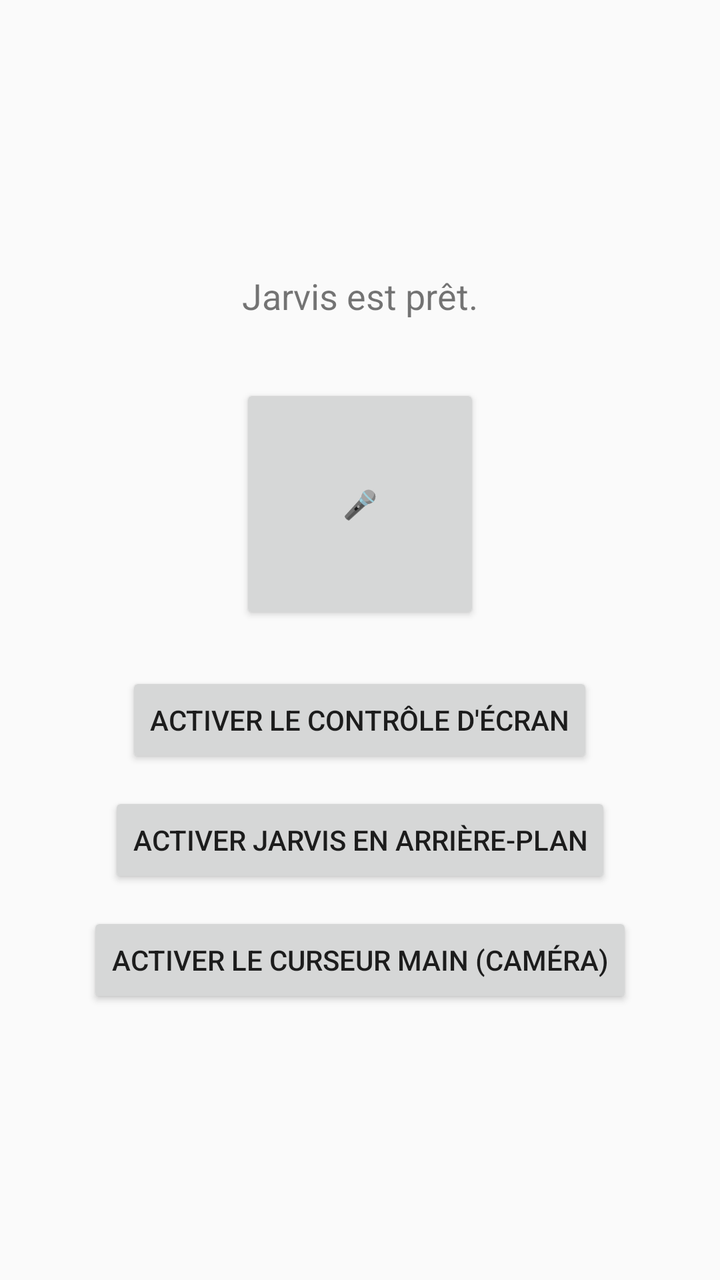
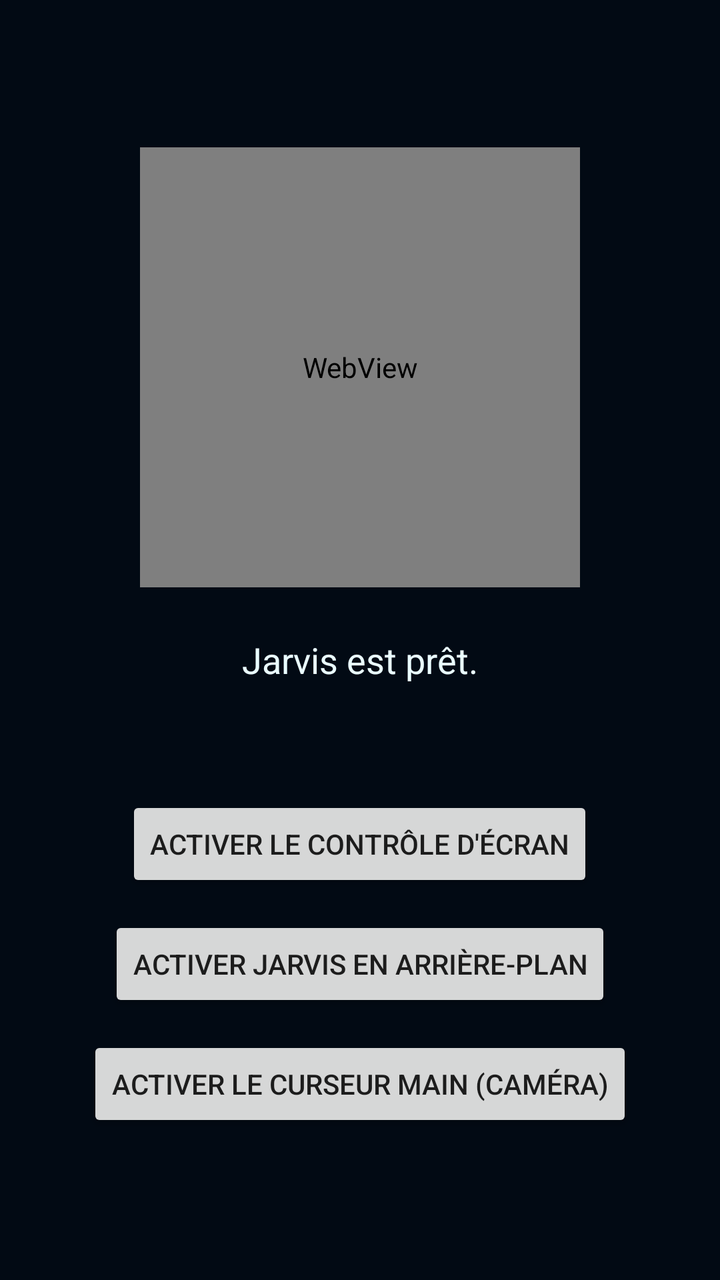

An Android layout rendered at two revisions. The XML below is the earlier revision; the diff shows what the commit changed to produce the second picture.
<!-- AndroidManifest.xml: application theme Theme.AppCompat.DayNight -->
<!-- res/layout/activity_main.xml -->
<?xml version="1.0" encoding="utf-8"?>
<LinearLayout xmlns:android="http://schemas.android.com/apk/res/android"
    android:layout_width="match_parent"
    android:layout_height="match_parent"
    android:orientation="vertical"
    android:gravity="center"
    android:padding="24dp">

    <TextView
        android:id="@+id/statusText"
        android:layout_width="wrap_content"
        android:layout_height="wrap_content"
        android:text="Jarvis est prêt."
        android:textSize="18sp"
        android:layout_marginBottom="32dp" />

    <Button
        android:id="@+id/micButton"
        android:layout_width="120dp"
        android:layout_height="120dp"
        android:text="🎤" />

    <Button
        android:id="@+id/enableAccessibilityButton"
        android:layout_width="wrap_content"
        android:layout_height="wrap_content"
        android:layout_marginTop="24dp"
        android:text="Activer le contrôle d'écran" />

    <Button
        android:id="@+id/enableBackgroundButton"
        android:layout_width="wrap_content"
        android:layout_height="wrap_content"
        android:layout_marginTop="12dp"
        android:text="Activer Jarvis en arrière-plan" />

    <Button
        android:id="@+id/enableHandCursorButton"
        android:layout_width="wrap_content"
        android:layout_height="wrap_content"
        android:layout_marginTop="12dp"
        android:text="Activer le curseur main (caméra)" />

</LinearLayout>
<!-- resources referenced by this layout -->
<resources>

</resources>

<!-- the commit's change to res/layout/activity_main.xml (unified diff, before → after) -->
@@ -4,21 +4,24 @@
     android:layout_height="match_parent"
     android:orientation="vertical"
     android:gravity="center"
+    android:background="#020a14"
     android:padding="24dp">
+
+    <WebView
+        android:id="@+id/jarvisAvatar"
+        android:layout_width="220dp"
+        android:layout_height="220dp"
+        android:layout_marginBottom="24dp"
+        android:clickable="true" />
 
     <TextView
         android:id="@+id/statusText"
         android:layout_width="wrap_content"
         android:layout_height="wrap_content"
         android:text="Jarvis est prêt."
+        android:textColor="#eafcff"
         android:textSize="18sp"
         android:layout_marginBottom="32dp" />
-
-    <Button
-        android:id="@+id/micButton"
-        android:layout_width="120dp"
-        android:layout_height="120dp"
-        android:text="🎤" />
 
     <Button
         android:id="@+id/enableAccessibilityButton"
